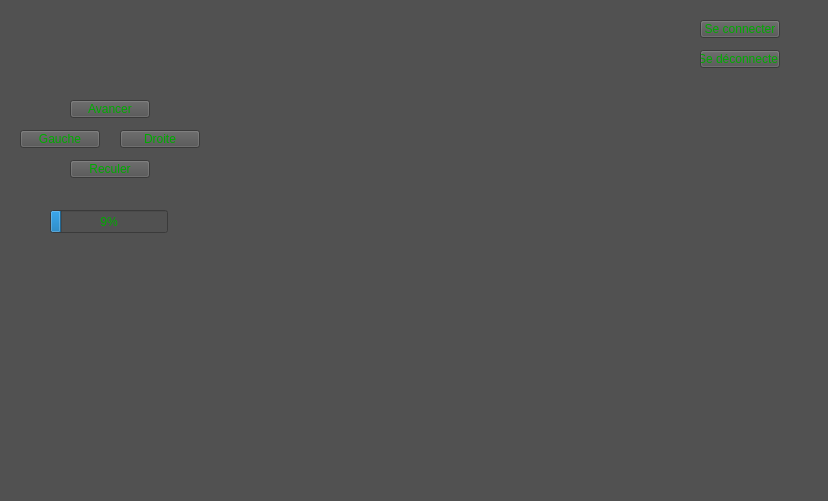
First picture: the form in mainwindow.ui, repository Maxencec21/wifibot, before the edit.
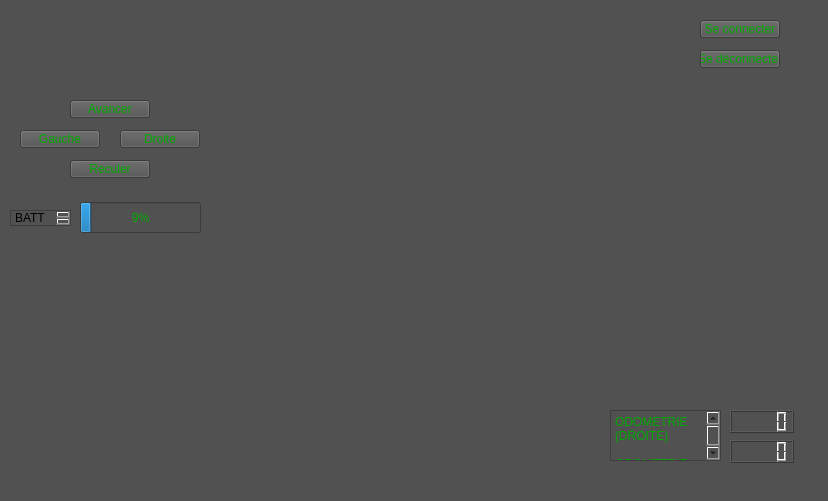
Second picture: the form after the edit.

The edit to the form file:
```diff
--- a/mainwindow.ui
+++ b/mainwindow.ui
@@ -96,10 +96,10 @@
    <widget class="QProgressBar" name="progressBar">
     <property name="geometry">
      <rect>
-      <x>50</x>
-      <y>210</y>
-      <width>118</width>
-      <height>23</height>
+      <x>80</x>
+      <y>202</y>
+      <width>121</width>
+      <height>31</height>
      </rect>
     </property>
     <property name="styleSheet">
@@ -146,6 +146,74 @@
      <string>Se déconnecter</string>
     </property>
    </widget>
+   <widget class="QTextBrowser" name="textBrowser">
+    <property name="geometry">
+     <rect>
+      <x>10</x>
+      <y>210</y>
+      <width>61</width>
+      <height>16</height>
+     </rect>
+    </property>
+    <property name="html">
+     <string>&lt;!DOCTYPE HTML PUBLIC &quot;-//W3C//DTD HTML 4.0//EN&quot; &quot;http://www.w3.org/TR/REC-html40/strict.dtd&quot;&gt;
+&lt;html&gt;&lt;head&gt;&lt;meta name=&quot;qrichtext&quot; content=&quot;1&quot; /&gt;&lt;meta charset=&quot;utf-8&quot; /&gt;&lt;style type=&quot;text/css&quot;&gt;
+p, li { white-space: pre-wrap; }
+hr { height: 1px; border-width: 0; }
+li.unchecked::marker { content: &quot;\2610&quot;; }
+li.checked::marker { content: &quot;\2612&quot;; }
+&lt;/style&gt;&lt;/head&gt;&lt;body style=&quot; font-family:'Segoe UI'; font-size:9pt; font-weight:400; font-style:normal;&quot;&gt;
+&lt;p style=&quot; margin-top:0px; margin-bottom:0px; margin-left:0px; margin-right:0px; -qt-block-indent:0; text-indent:0px;&quot;&gt;BATTERIE&lt;/p&gt;&lt;/body&gt;&lt;/html&gt;</string>
+    </property>
+   </widget>
+   <widget class="QLCDNumber" name="lcdNumber">
+    <property name="geometry">
+     <rect>
+      <x>730</x>
+      <y>410</y>
+      <width>64</width>
+      <height>23</height>
+     </rect>
+    </property>
+    <property name="styleSheet">
+     <string notr="true">color: rgb(0, 170, 0);</string>
+    </property>
+   </widget>
+   <widget class="QLCDNumber" name="lcdNumber_2">
+    <property name="geometry">
+     <rect>
+      <x>730</x>
+      <y>440</y>
+      <width>64</width>
+      <height>23</height>
+     </rect>
+    </property>
+   </widget>
+   <widget class="QTextBrowser" name="textBrowser_2">
+    <property name="geometry">
+     <rect>
+      <x>610</x>
+      <y>410</y>
+      <width>111</width>
+      <height>51</height>
+     </rect>
+    </property>
+    <property name="styleSheet">
+     <string notr="true">color: rgb(0, 170, 0);</string>
+    </property>
+    <property name="html">
+     <string>&lt;!DOCTYPE HTML PUBLIC &quot;-//W3C//DTD HTML 4.0//EN&quot; &quot;http://www.w3.org/TR/REC-html40/strict.dtd&quot;&gt;
+&lt;html&gt;&lt;head&gt;&lt;meta name=&quot;qrichtext&quot; content=&quot;1&quot; /&gt;&lt;meta charset=&quot;utf-8&quot; /&gt;&lt;style type=&quot;text/css&quot;&gt;
+p, li { white-space: pre-wrap; }
+hr { height: 1px; border-width: 0; }
+li.unchecked::marker { content: &quot;\2610&quot;; }
+li.checked::marker { content: &quot;\2612&quot;; }
+&lt;/style&gt;&lt;/head&gt;&lt;body style=&quot; font-family:'Segoe UI'; font-size:9pt; font-weight:400; font-style:normal;&quot;&gt;
+&lt;p style=&quot; margin-top:0px; margin-bottom:0px; margin-left:0px; margin-right:0px; -qt-block-indent:0; text-indent:0px;&quot;&gt;ODOMETRIE (DROITE)&lt;/p&gt;
+&lt;p style=&quot;-qt-paragraph-type:empty; margin-top:0px; margin-bottom:0px; margin-left:0px; margin-right:0px; -qt-block-indent:0; text-indent:0px;&quot;&gt;&lt;br /&gt;&lt;/p&gt;
+&lt;p style=&quot; margin-top:0px; margin-bottom:0px; margin-left:0px; margin-right:0px; -qt-block-indent:0; text-indent:0px;&quot;&gt;ODOMETRIE (GAUCHE)&lt;/p&gt;&lt;/body&gt;&lt;/html&gt;</string>
+    </property>
+   </widget>
   </widget>
   <widget class="QMenuBar" name="menubar">
    <property name="geometry">
```
